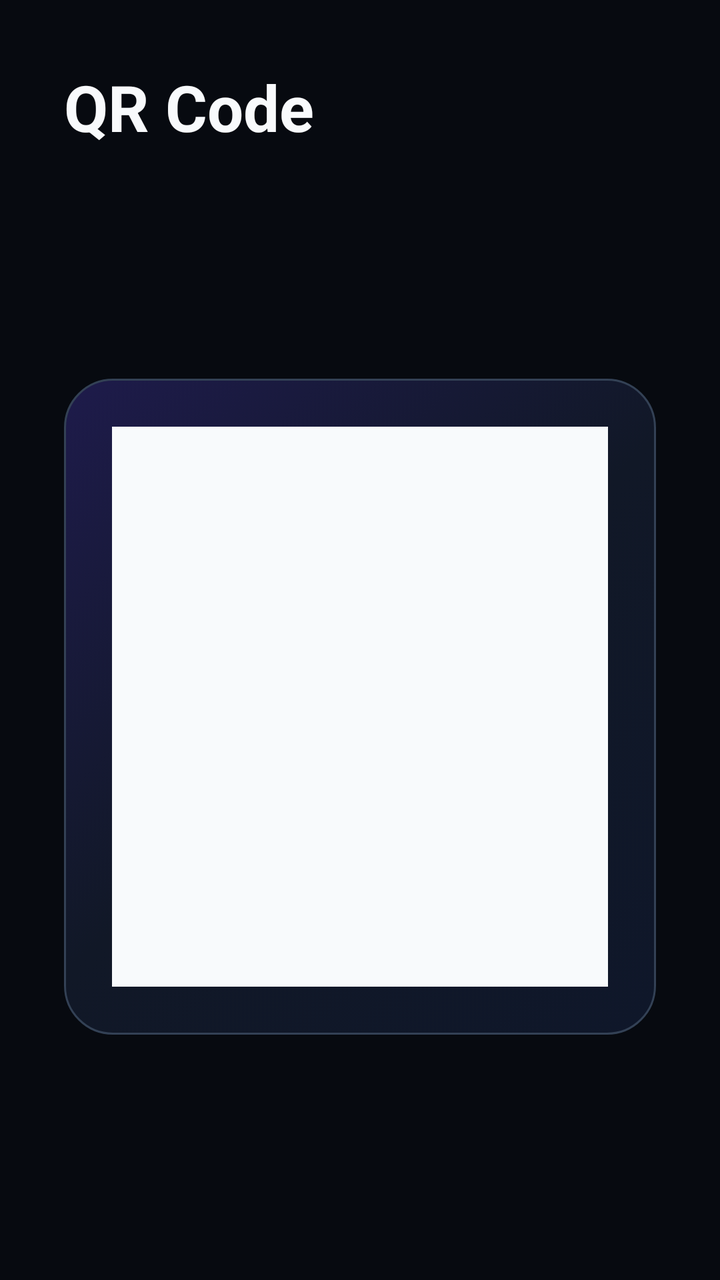
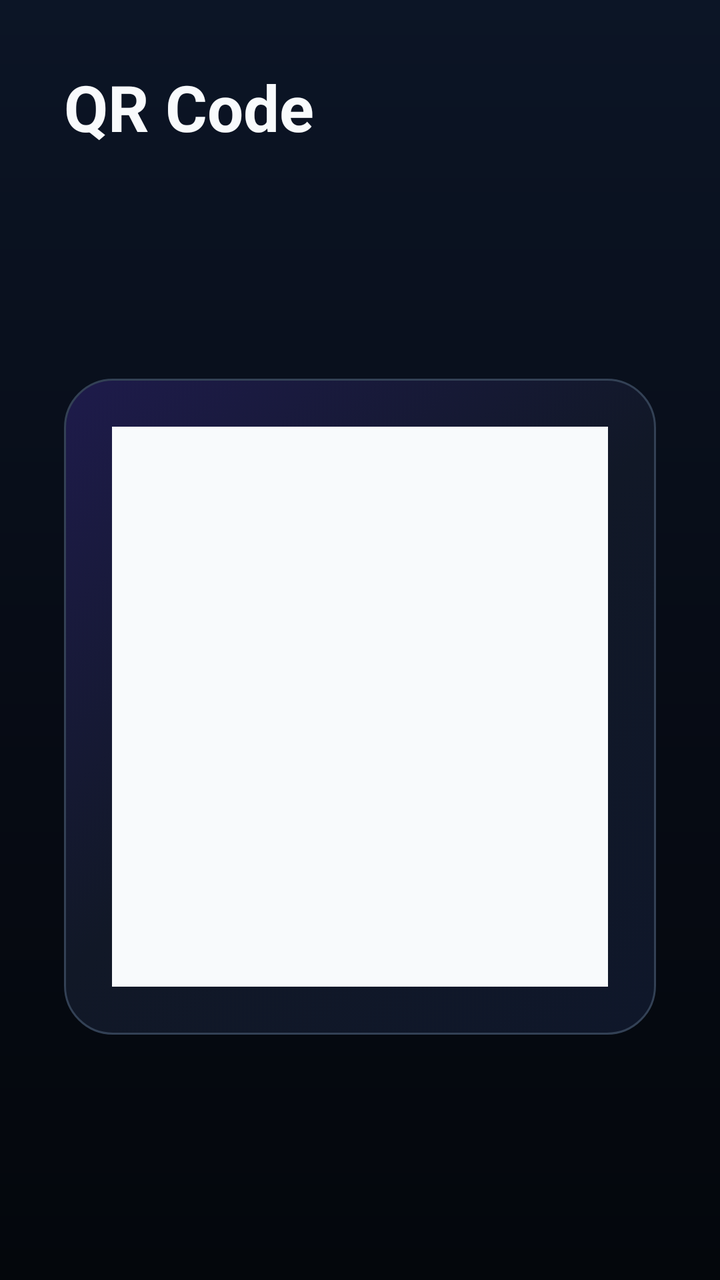

The first picture is an Android layout as it rendered before a commit; the second is the same layout after the commit. The layout source and the unified diff follow.
<!-- AndroidManifest.xml: application theme Theme.P2ptap.Tv -->
<!-- res/layout/fragment_tv_qr.xml -->
<?xml version="1.0" encoding="utf-8"?>
<androidx.constraintlayout.widget.ConstraintLayout
    xmlns:android="http://schemas.android.com/apk/res/android"
    xmlns:app="http://schemas.android.com/apk/res-auto"
    android:layout_width="match_parent"
    android:layout_height="match_parent"
    android:background="@color/md_theme_background"
    android:padding="32dp">

    <TextView
        android:id="@+id/tv_screen_title"
        android:layout_width="wrap_content"
        android:layout_height="wrap_content"
        android:text="@string/tv_screen_qr"
        android:textAppearance="@style/TextAppearance.P2ptap.Tv.HeadlineMedium"
        android:textColor="@color/md_theme_onBackground"
        app:layout_constraintTop_toTopOf="parent"
        app:layout_constraintStart_toStartOf="parent" />

    <TextView
        android:id="@+id/tvQrNodeName"
        android:layout_width="0dp"
        android:layout_height="wrap_content"
        android:layout_marginStart="16dp"
        android:layout_marginEnd="32dp"
        android:ellipsize="end"
        android:maxLines="1"
        android:textAppearance="@style/TextAppearance.P2ptap.Tv.LabelMedium"
        app:layout_constraintTop_toTopOf="@id/tv_screen_title"
        app:layout_constraintBottom_toBottomOf="@id/tv_screen_title"
        app:layout_constraintStart_toEndOf="@id/tv_screen_title"
        app:layout_constraintEnd_toEndOf="parent" />

    <LinearLayout
        android:id="@+id/tvQrContent"
        android:layout_width="0dp"
        android:layout_height="0dp"
        android:layout_marginTop="24dp"
        android:baselineAligned="false"
        android:gravity="center_vertical"
        android:orientation="horizontal"
        app:layout_constraintTop_toBottomOf="@id/tv_screen_title"
        app:layout_constraintBottom_toBottomOf="parent"
        app:layout_constraintStart_toStartOf="parent"
        app:layout_constraintEnd_toEndOf="parent">

        
        <LinearLayout
            android:layout_width="wrap_content"
            android:layout_height="wrap_content"
            android:background="@drawable/tv_bg_hero_card"
            android:gravity="center"
            android:orientation="vertical"
            android:padding="24dp">

            <ImageView
                android:id="@+id/tvQrBitmap"
                android:layout_width="280dp"
                android:layout_height="280dp"
                android:adjustViewBounds="true"
                android:background="@color/tv_qr_panel"
                android:contentDescription="@string/tv_qr_hint"
                android:scaleType="fitCenter" />
        </LinearLayout>

        
        <LinearLayout
            android:layout_width="0dp"
            android:layout_height="wrap_content"
            android:layout_marginStart="24dp"
            android:layout_weight="1"
            android:orientation="vertical">

            <TextView
                android:layout_width="wrap_content"
                android:layout_height="wrap_content"
                android:text="@string/tv_qr_hint"
                android:textAppearance="@style/TextAppearance.P2ptap.Tv.LabelMedium" />

            <LinearLayout
                android:layout_width="match_parent"
                android:layout_height="wrap_content"
                android:layout_marginTop="16dp"
                android:orientation="horizontal">

                <TextView
                    android:id="@+id/tvQrModeBundle"
                    android:layout_width="0dp"
                    android:layout_height="40dp"
                    android:layout_weight="1"
                    android:background="@drawable/tv_bg_tier_chip"
                    android:focusable="true"
                    android:focusableInTouchMode="true"
                    android:gravity="center"
                    android:text="@string/tv_qr_mode_bundle"
                    android:textAppearance="@style/TextAppearance.P2ptap.Tv.BodyMedium" />

                <TextView
                    android:id="@+id/tvQrModeConfig"
                    android:layout_width="0dp"
                    android:layout_height="40dp"
                    android:layout_marginStart="8dp"
                    android:layout_weight="1"
                    android:background="@drawable/tv_bg_tier_chip"
                    android:focusable="true"
                    android:focusableInTouchMode="true"
                    android:gravity="center"
                    android:text="@string/tv_qr_mode_config"
                    android:textAppearance="@style/TextAppearance.P2ptap.Tv.BodyMedium" />
            </LinearLayout>

            <LinearLayout
                android:layout_width="match_parent"
                android:layout_height="wrap_content"
                android:layout_marginTop="8dp"
                android:orientation="horizontal">

                <TextView
                    android:id="@+id/tvQrModeUri"
                    android:layout_width="0dp"
                    android:layout_height="40dp"
                    android:layout_weight="1"
                    android:background="@drawable/tv_bg_tier_chip"
                    android:focusable="true"
                    android:focusableInTouchMode="true"
                    android:gravity="center"
                    android:text="@string/tv_qr_mode_uri"
                    android:textAppearance="@style/TextAppearance.P2ptap.Tv.BodyMedium" />

                <TextView
                    android:id="@+id/tvQrModeKey"
                    android:layout_width="0dp"
                    android:layout_height="40dp"
                    android:layout_marginStart="8dp"
                    android:layout_weight="1"
                    android:background="@drawable/tv_bg_tier_chip"
                    android:focusable="true"
                    android:focusableInTouchMode="true"
                    android:gravity="center"
                    android:text="@string/tv_qr_mode_key"
                    android:textAppearance="@style/TextAppearance.P2ptap.Tv.BodyMedium" />
            </LinearLayout>

            <TextView
                android:id="@+id/tvQrPeerId"
                android:layout_width="match_parent"
                android:layout_height="wrap_content"
                android:layout_marginTop="24dp"
                android:ellipsize="middle"
                android:maxLines="1"
                android:textAppearance="@style/TextAppearance.P2ptap.Tv.BodyMedium" />

            <TextView
                android:id="@+id/tvQrTap"
                android:layout_width="match_parent"
                android:layout_height="wrap_content"
                android:layout_marginTop="4dp"
                android:ellipsize="middle"
                android:maxLines="1"
                android:textAppearance="@style/TextAppearance.P2ptap.Tv.LabelMedium" />

            <LinearLayout
                android:layout_width="match_parent"
                android:layout_height="wrap_content"
                android:layout_marginTop="24dp"
                android:gravity="center_vertical"
                android:orientation="horizontal">

                <com.google.android.material.button.MaterialButton
                    android:id="@+id/tvQrCopy"
                    style="@style/Widget.Material3.Button.TonalButton"
                    android:layout_width="0dp"
                    android:layout_height="wrap_content"
                    android:layout_weight="1"
                    android:text="@string/tv_qr_copy" />

                <com.google.android.material.button.MaterialButton
                    android:id="@+id/tvQrSave"
                    style="@style/Widget.Material3.Button.TonalButton"
                    android:layout_width="0dp"
                    android:layout_height="wrap_content"
                    android:layout_marginStart="12dp"
                    android:layout_weight="1"
                    android:text="@string/tv_qr_save" />
            </LinearLayout>
        </LinearLayout>
    </LinearLayout>

</androidx.constraintlayout.widget.ConstraintLayout>
<!-- resources referenced by this layout -->
<resources>
  <style name="Theme.P2ptap.Tv" parent="Theme.Material3.DayNight.NoActionBar">
          
          <item name="colorPrimary">@color/md_theme_primary</item>
          <item name="colorOnPrimary">@color/md_theme_onPrimary</item>
          <item name="colorPrimaryContainer">@color/md_theme_primaryContainer</item>
          <item name="colorOnPrimaryContainer">@color/md_theme_onPrimaryContainer</item>
          <item name="colorSecondary">@color/md_theme_secondary</item>
          <item name="colorOnSecondary">@color/md_theme_onSecondary</item>
          <item name="colorSecondaryContainer">@color/md_theme_secondaryContainer</item>
          <item name="colorOnSecondaryContainer">@color/md_theme_onSecondaryContainer</item>
          <item name="colorTertiary">@color/md_theme_tertiary</item>
          <item name="colorOnTertiary">@color/md_theme_onTertiary</item>
          <item name="colorTertiaryContainer">@color/md_theme_tertiaryContainer</item>
          <item name="colorOnTertiaryContainer">@color/md_theme_onTertiaryContainer</item>
          <item name="colorError">@color/md_theme_error</item>
          <item name="colorOnError">@color/md_theme_onError</item>
          <item name="colorErrorContainer">@color/md_theme_errorContainer</item>
          <item name="colorOnErrorContainer">@color/md_theme_onErrorContainer</item>
  
          
          <item name="android:colorBackground">@color/md_theme_background</item>
          <item name="android:windowBackground">@color/md_theme_background</item>
          <item name="android:textColorPrimary">@color/md_theme_onBackground</item>
          <item name="android:textColorSecondary">@color/md_theme_onSurfaceVariant</item>
          <item name="android:colorAccent">@color/md_theme_primary</item>
  
          <item name="colorSurface">@color/md_theme_surface</item>
          <item name="colorOnSurface">@color/md_theme_onSurface</item>
          <item name="colorSurfaceVariant">@color/md_theme_surfaceVariant</item>
          <item name="colorOnSurfaceVariant">@color/md_theme_onSurfaceVariant</item>
          <item name="colorSurfaceContainerLowest">@color/md_theme_surfaceContainerLowest</item>
          <item name="colorSurfaceContainerLow">@color/md_theme_surfaceContainerLow</item>
          <item name="colorSurfaceContainer">@color/md_theme_surfaceContainer</item>
          <item name="colorSurfaceContainerHigh">@color/md_theme_surfaceContainerHigh</item>
          <item name="colorSurfaceContainerHighest">@color/md_theme_surfaceContainerHighest</item>
          <item name="colorOnSurfaceInverse">@color/md_theme_inverseSurface</item>
  
          <item name="colorOutline">@color/md_theme_outline</item>
          <item name="colorOutlineVariant">@color/md_theme_outlineVariant</item>
  
          
          <item name="textAppearanceDisplaySmall">@style/TextAppearance.P2ptap.Tv.DisplaySmall</item>
          <item name="textAppearanceDisplayMedium">@style/TextAppearance.P2ptap.Tv.DisplayMedium</item>
          <item name="textAppearanceDisplayLarge">@style/TextAppearance.P2ptap.Tv.DisplayLarge</item>
          <item name="textAppearanceHeadlineSmall">@style/TextAppearance.P2ptap.Tv.HeadlineSmall</item>
          <item name="textAppearanceHeadlineMedium">@style/TextAppearance.P2ptap.Tv.HeadlineMedium</item>
          <item name="textAppearanceTitleLarge">@style/TextAppearance.P2ptap.Tv.TitleLarge</item>
          <item name="textAppearanceTitleMedium">@style/TextAppearance.P2ptap.Tv.TitleMedium</item>
          <item name="textAppearanceBodyLarge">@style/TextAppearance.P2ptap.Tv.BodyLarge</item>
          <item name="textAppearanceBodyMedium">@style/TextAppearance.P2ptap.Tv.BodyMedium</item>
          <item name="textAppearanceBodySmall">@style/TextAppearance.P2ptap.Tv.BodySmall</item>
          <item name="textAppearanceLabelLarge">@style/TextAppearance.P2ptap.Tv.LabelLarge</item>
          <item name="textAppearanceLabelMedium">@style/TextAppearance.P2ptap.Tv.LabelMedium</item>
          <item name="textAppearanceLabelSmall">@style/TextAppearance.P2ptap.Tv.LabelSmall</item>
  
          
  
          
          <item name="android:windowIsTranslucent">false</item>
          <item name="android:windowContentOverlay">@null</item>
          <item name="android:statusBarColor">@color/md_theme_background</item>
          <item name="android:navigationBarColor">@color/md_theme_background</item>
          <item name="android:windowNoTitle">true</item>
          <item name="android:windowActionBar">false</item>
  
          
          <item name="baseCardViewStyle">@style/Widget.Leanback.BaseCardViewStyle</item>
          <item name="headersVerticalGridStyle">@style/Widget.Leanback.Headers.VerticalGridView</item>
          <item name="rowsVerticalGridStyle">@style/Widget.Leanback.Rows.VerticalGridView</item>
          <item name="itemsVerticalGridStyle">@style/Widget.Leanback.GridItems.VerticalGridView</item>
  
          
          <item name="android:divider">@null</item>
          <item name="android:dividerHeight">0dp</item>
          <item name="android:buttonStyle">@style/Widget.P2ptap.Tv.Button</item>
      </style>
  <!-- unchanged entries left out for length: 60 -->
</resources>

<!-- the commit's change to res/layout/fragment_tv_qr.xml (unified diff, before → after) -->
@@ -4,7 +4,7 @@
     xmlns:app="http://schemas.android.com/apk/res-auto"
     android:layout_width="match_parent"
     android:layout_height="match_parent"
-    android:background="@color/md_theme_background"
+    android:background="@drawable/tv_bg_window"
     android:padding="32dp">
 
     <TextView
<!-- resource entries referenced after the edit -->
@@ -1,5 +1,15 @@
 <!-- resources referenced by this layout -->
 <resources>
+  <!-- drawable tv_bg_window (drawable) -->
+  <?xml version="1.0" encoding="utf-8"?>
+  <shape xmlns:android="http://schemas.android.com/apk/res/android"
+      android:shape="rectangle">
+      <gradient
+          android:angle="270"
+          android:startColor="#0C1526"
+          android:centerColor="#070C16"
+          android:endColor="#04070C" />
+  </shape>
   <style name="Theme.P2ptap.Tv" parent="Theme.Material3.DayNight.NoActionBar">
           
           <item name="colorPrimary">@color/md_theme_primary</item>
@@ -21,7 +31,8 @@
   
           
           <item name="android:colorBackground">@color/md_theme_background</item>
-          <item name="android:windowBackground">@color/md_theme_background</item>
+          
+          <item name="android:windowBackground">@drawable/tv_bg_window</item>
           <item name="android:textColorPrimary">@color/md_theme_onBackground</item>
           <item name="android:textColorSecondary">@color/md_theme_onSurfaceVariant</item>
           <item name="android:colorAccent">@color/md_theme_primary</item>
